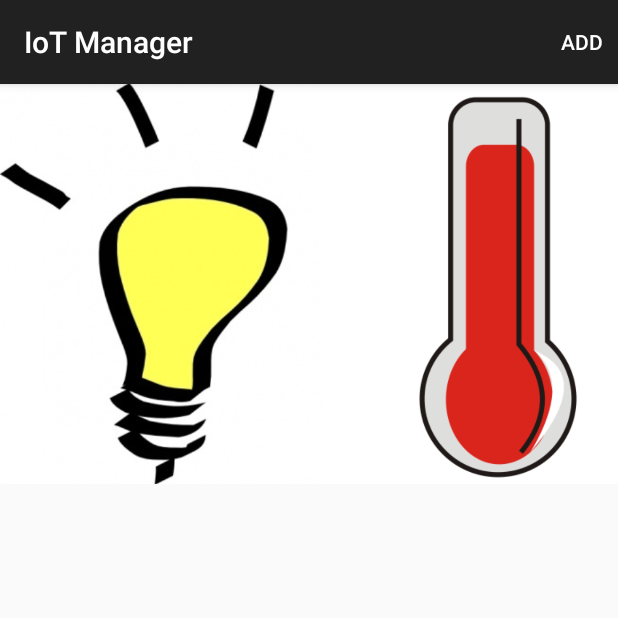
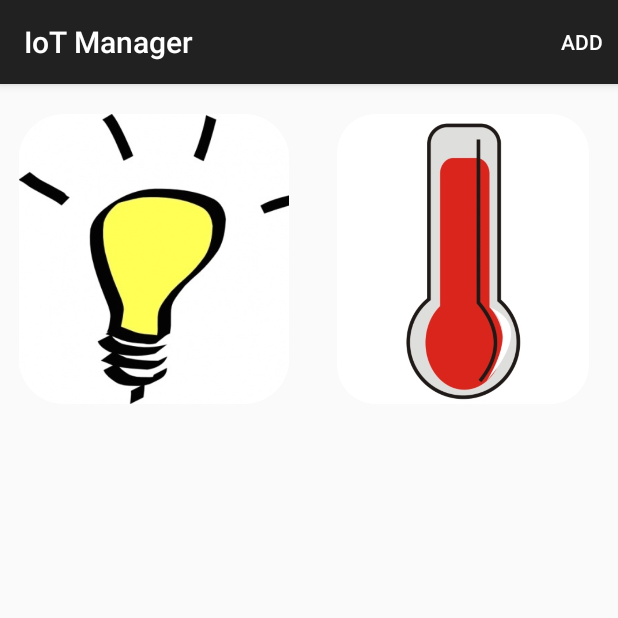
Before and after one commit to connorwstein/IoTManager, an Android app: the screen it shows after launch (MainActivity), on a phone screen of 412 x 824 dp, the top half of it. Run offline under Robolectric (Android 15) with nearby library versions, the phone set to English and light mode, and no system bars.

Commit message:
added rounded corners on device category images (somehow a non-trival task)

```diff
--- a/app/src/main/AndroidManifest.xml
+++ b/app/src/main/AndroidManifest.xml
@@ -6,7 +6,8 @@
     <uses-permission android:name="android.permission.ACCESS_WIFI_STATE" />
     <uses-permission android:name="android.permission.CHANGE_WIFI_STATE" />
     <uses-permission android:name="android.permission.CHANGE_WIFI_MULTICAST_STATE" />
-
+    <uses-sdk android:minSdkVersion="18"
+                android:targetSdkVersion="21"/>
     <application
         android:allowBackup="true"
         android:icon="@drawable/wifi"
--- a/app/src/main/java/com/iotmanager/ImageAdapter.java
+++ b/app/src/main/java/com/iotmanager/ImageAdapter.java
@@ -1,24 +1,38 @@
 package com.iotmanager;
 
 import android.content.Context;
+import android.content.res.Resources;
+import android.graphics.Bitmap;
+import android.graphics.BitmapFactory;
+import android.graphics.Canvas;
+import android.graphics.Paint;
+import android.graphics.PorterDuff;
+import android.graphics.PorterDuffXfermode;
+import android.graphics.Rect;
+import android.graphics.RectF;
+import android.os.Build;
 import android.view.View;
 import android.view.ViewGroup;
 import android.widget.BaseAdapter;
 import android.widget.GridView;
 import android.widget.ImageView;
+import android.graphics.Color;
 
 /**
  * Created by connorstein on 15-06-02.
  */
 public class ImageAdapter extends BaseAdapter {
+    private static final int ROUNDED_CORNERS_IMAGE_FACTOR=100;
     private Context context;
+    private Resources resources;
     public Integer[] imageIDs={
             R.drawable.lights,R.drawable.thermometer
     };
 
     // Constructor
-    public ImageAdapter(Context c){
+    public ImageAdapter(Context c,Resources r){
         context = c;
+        resources=r;
     }
 
     @Override
@@ -39,10 +53,33 @@ public class ImageAdapter extends BaseAdapter {
     @Override
     public View getView(int position, View convertView, ViewGroup parent) {
         ImageView imageView = new ImageView(context);
-        imageView.setImageResource(imageIDs[position]);
-        imageView.setScaleType(ImageView.ScaleType.CENTER_CROP);
-        imageView.setLayoutParams(new GridView.LayoutParams(400, 400));
+        Bitmap bitmap = getRoundedCornerBitmap(BitmapFactory.decodeResource(context.getResources(), imageIDs[position]));
+        imageView.setImageBitmap(bitmap);
+        imageView.setLayoutParams(new GridView.LayoutParams(290, 290));
+        imageView.setScaleType(ImageView.ScaleType.FIT_CENTER);
         return imageView;
     }
 
+    //Rounded corner method from http://ruibm.com/2009/06/16/rounded-corner-bitmaps-on-android/
+    public static Bitmap getRoundedCornerBitmap(Bitmap bitmap) {
+        Bitmap output = Bitmap.createBitmap(bitmap.getWidth(),
+                bitmap.getHeight(), Bitmap.Config.ARGB_8888);
+        Canvas canvas = new Canvas(output);
+        final int color = 0xff424242; //Note color here does not seem to have an effect
+        final Paint paint = new Paint();
+        final Rect rect = new Rect(0, 0, bitmap.getWidth(), bitmap.getHeight());
+        final RectF rectF = new RectF(rect);
+        final float roundPx = ROUNDED_CORNERS_IMAGE_FACTOR;
+
+        paint.setAntiAlias(true);
+        canvas.drawARGB(0, 0, 0, 0);
+        paint.setColor(color);
+        canvas.drawRoundRect(rectF, roundPx, roundPx, paint);
+
+        paint.setXfermode(new PorterDuffXfermode(PorterDuff.Mode.SRC_IN));
+        canvas.drawBitmap(bitmap, rect, rect, paint);
+
+        return output;
+    }
+
 }
--- a/app/src/main/java/com/iotmanager/MainActivity.java
+++ b/app/src/main/java/com/iotmanager/MainActivity.java
@@ -20,7 +20,7 @@ public class MainActivity extends AppCompatActivity {
         super.onCreate(savedInstanceState);
         setContentView(R.layout.main);
         deviceCategoryGrid=(GridView)findViewById(R.id.deviceCategoryGrid);
-        deviceCategoryGrid.setAdapter(new ImageAdapter(this));
+        deviceCategoryGrid.setAdapter(new ImageAdapter(this,getResources()));
 
         deviceCategoryGrid.setOnItemClickListener(new AdapterView.OnItemClickListener() {
             @Override
--- a/app/src/main/java/com/iotmanager/UdpBroadcast.java
+++ b/app/src/main/java/com/iotmanager/UdpBroadcast.java
@@ -88,7 +88,9 @@ public class UdpBroadcast extends AsyncTask<Object,Void,Boolean> {
         super.onPostExecute(devicesDetected);
         progressDialog.dismiss();
         if(!devicesDetected){
-            Toast.makeText(context,"No devices on this network. Try broadcasting again and ensure the correct password was sent to device.",Toast.LENGTH_LONG).show();
+            //Stack the toasts so user has time to read it
+            Toast.makeText(context,"No devices on this network. Try broadcasting again and ensure the correct password was sent to device when connecting it to the network.",Toast.LENGTH_LONG).show();
+            Toast.makeText(context,"No devices on this network. Try broadcasting again and ensure the correct password was sent to device when connecting it to the network.",Toast.LENGTH_LONG).show();
         }
         //List 0: Names, List 1: IPs, List 2: MAC adddresses
         //Want to display only the names, and pass the rest to the device configuration activity
--- /dev/null
+++ b/app/src/main/res/drawable/rounded_corner.xml
@@ -0,0 +1,7 @@
+<?xml version="1.0" encoding="utf-8"?>
+<selector xmlns:android="http://schemas.android.com/apk/res/android">
+    <shape xmlns:android="http://schemas.android.com/apk/res/android" >
+        <corners
+            android:radius="100dp" />
+    </shape>
+</selector>
--- a/app/src/main/res/layout/main.xml
+++ b/app/src/main/res/layout/main.xml
@@ -5,12 +5,16 @@
     android:weightSum="1">
 
     <GridView
+        android:id="@+id/deviceCategoryGrid"
         android:layout_width="match_parent"
-        android:layout_height="wrap_content"
-        android:id="@+id/deviceCategoryGrid"
+        android:layout_height="match_parent"
+        android:layout_marginTop="20dip"
         android:numColumns="auto_fit"
-        android:layout_gravity="center"
-        android:horizontalSpacing="20dp"
-        android:verticalSpacing="20dp"
+        android:stretchMode="columnWidth"
+        android:gravity="center"
+        android:adjustViewBounds="true"
         />
+        <!--android:verticalSpacing="10dp"-->
+        <!--android:horizontalSpacing="10dp"-->
+
 </LinearLayout>
```
Also changed, not shown: app/src/main/res/drawable/lights.jpg, app/src/main/res/drawable/thermometer.jpg.
